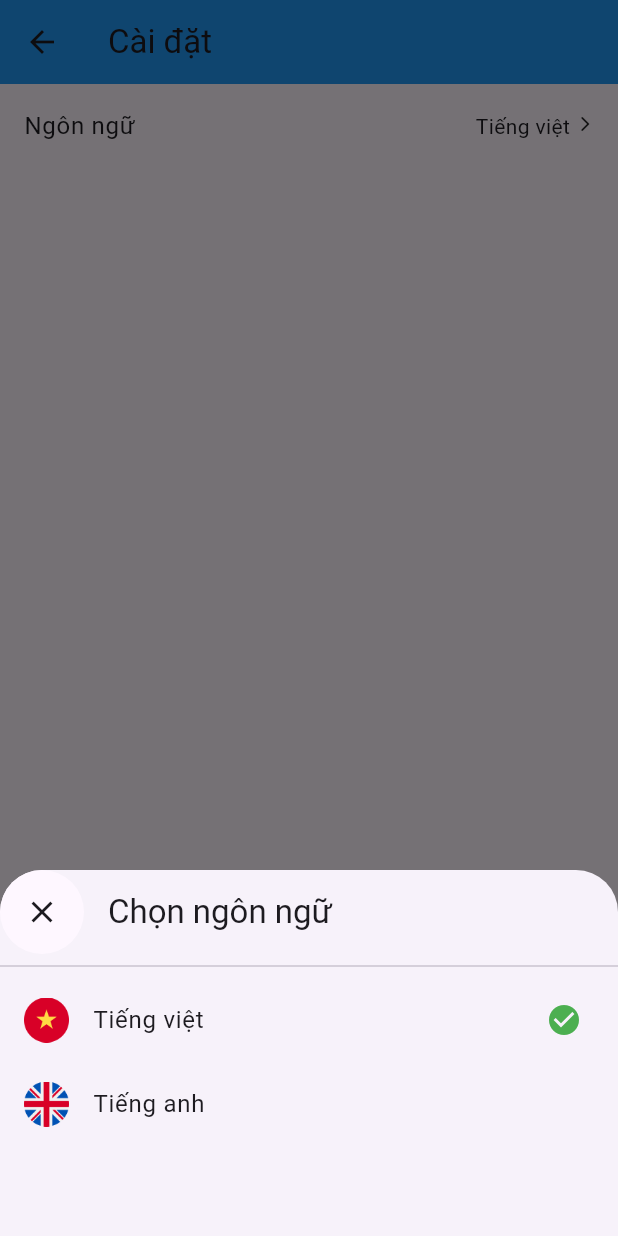
After one commit to huuduong99/flutter_sample, a Flutter app: the SettingPage screen opened by its route, after a tap on "Ngôn ngữ", on a phone screen of 412 x 824 dp. The commit adds this screen. Run offline on Flutter 3.47's test engine with Material 2 defaults, Android fonts, the phone set to English and light mode, and no system bars; our stand-ins replace auto_route, cached_network_image, custom_navigation_bar, firebase_core, firebase_messaging, flutter_bloc and 10 more; accounts and stored records are empty; generated files the repository leaves out were written again.

Commit message:
Switch language setting

```diff
--- a/lib/app_router/app_router.dart
+++ b/lib/app_router/app_router.dart
@@ -8,6 +8,7 @@ import 'package:flutter_sample/features/home/home_page.dart';
 import 'package:flutter_sample/features/media_detail/media_detail_page.dart';
 import 'package:flutter_sample/features/news_feed/news_feed_page.dart';
 import 'package:flutter_sample/features/profile/profile_page.dart';
+import 'package:flutter_sample/features/settings/settings_page.dart';
 
 import '../features/login/login_page.dart';
 
@@ -51,6 +52,10 @@ part 'app_router.gr.dart';
       path: Routes.booking,
       page: BookingPage,
     ),
+    AutoRoute(
+      path: Routes.settings,
+      page: SettingPage,
+    ),
     RedirectRoute(path: '*', redirectTo: Routes.home),
   ],
 )
--- a/lib/app_router/routes.dart
+++ b/lib/app_router/routes.dart
@@ -7,4 +7,5 @@ class Routes {
   static const String profile = "home/profile";
   static const String mediaDetail = "/mediaDetail";
   static const String booking = "/booking";
+  static const String settings = "/settings";
 }
--- /dev/null
+++ b/lib/common/helpers/locale_extension.dart
@@ -0,0 +1,39 @@
+import 'package:flutter/material.dart';
+
+import '../../generated/assets.gen.dart';
+import '../../generated/l10n.dart';
+
+extension LocaleStringExtension on String {
+  String get localeName {
+    switch (this) {
+      case 'en':
+        return S.current.en;
+      case 'vi':
+        return S.current.vi;
+      default:
+        return S.current.vi;
+    }
+  }
+
+  Widget get localeIcon {
+    switch (this) {
+      case 'en':
+        return Assets.icons.ukIcon.image(height: 30, width: 30);
+      case 'vi':
+        return Assets.icons.viIcon.image(height: 30, width: 30);
+      default:
+        return Assets.icons.viIcon.image(height: 30, width: 30);
+    }
+  }
+
+  Color get localeColor {
+    switch (this) {
+      case 'en':
+        return Colors.redAccent;
+      case 'vi':
+        return Colors.blue;
+      default:
+        return Colors.blue;
+    }
+  }
+}
--- a/lib/features/application/bloc/application_state.dart
+++ b/lib/features/application/bloc/application_state.dart
@@ -6,7 +6,7 @@ class ApplicationState with _$ApplicationState {
   const factory ApplicationState({
     @Default(ApplicationStatus.initial) ApplicationStatus status,
     @Default(false) isAuthenticated,
-    @Default(Locale('vi')) Locale locale,
+    @Default('vi') String locale,
     ApplicationHandle? applicationHandle,
   }) = _ApplicationState;
 }
--- /dev/null
+++ b/lib/features/settings/settings_page.dart
@@ -0,0 +1,208 @@
+import 'package:auto_route/auto_route.dart';
+import 'package:flutter/material.dart';
+import 'package:flutter_bloc/flutter_bloc.dart';
+import 'package:flutter_sample/common/helpers/locale_extension.dart';
+import 'package:flutter_sample/features/application/bloc/application_bloc.dart';
+
+import '../../common/constant/spacer.dart';
+import '../../generated/l10n.dart';
+import '../../models/setting.dart';
+
+class SettingPage extends StatefulWidget {
+  const SettingPage({Key? key}) : super(key: key);
+
+  @override
+  State<SettingPage> createState() => _SettingPageState();
+}
+
+class _SettingPageState extends State<SettingPage> {
+  @override
+  void initState() {
+    super.initState();
+  }
+
+  @override
+  Widget build(BuildContext context) {
+    return const Scaffold(
+      appBar: _AppBar(),
+      body: _Body(),
+    );
+  }
+}
+
+class _AppBar extends StatelessWidget implements PreferredSizeWidget {
+  const _AppBar({Key? key}) : super(key: key);
+
+  @override
+  Widget build(BuildContext context) {
+    return AppBar(
+      title: Text(S.of(context).settings),
+      backgroundColor: Theme.of(context).primaryColor,
+      elevation: 0,
+    );
+  }
+
+  @override
+  Size get preferredSize => const Size.fromHeight(kToolbarHeight);
+}
+
+class _Body extends StatelessWidget {
+  const _Body({Key? key}) : super(key: key);
+
+  @override
+  Widget build(BuildContext context) {
+    return _SettingsItem(
+      settings: Settings(
+        title: S.of(context).language,
+        content: Localizations.localeOf(context).languageCode.localeName,
+        onPressed: () {
+          final List<Locale> locales = S.delegate.supportedLocales.toList();
+          locales.sort((a, b) => b.languageCode.compareTo(a.languageCode));
+          showModalBottomSheet<void>(
+            context: context,
+            builder: (BuildContext context) {
+              return _buildLanguageSelectBottomSheet(context, locales);
+            },
+          );
+        },
+      ),
+    );
+  }
+
+  ///Ui choose languages
+  Widget _buildLanguageSelectBottomSheet(
+      BuildContext context, List<Locale> locales) {
+    return SingleChildScrollView(
+      child: Padding(
+        padding: const EdgeInsets.only(bottom: 60, top: 0),
+        child: Container(
+          color: Colors.transparent,
+          child: Column(
+            children: <Widget>[
+              const _AppBarBottomSheet(),
+              const Divider(),
+              ...locales
+                  .map((locale) => _LocalItem(
+                        locale: locale,
+                      ))
+                  .toList()
+            ],
+          ),
+        ),
+      ),
+    );
+  }
+}
+
+class _AppBarBottomSheet extends StatelessWidget {
+  const _AppBarBottomSheet({Key? key}) : super(key: key);
+
+  @override
+  Widget build(BuildContext context) {
+    return AppBar(
+      backgroundColor: Colors.transparent,
+      leading: ClipOval(
+        child: Material(
+          child: IconButton(
+            icon: const Icon(Icons.close),
+            onPressed: () {
+              context.router.pop();
+            },
+          ),
+        ),
+      ),
+      title: Text(S.of(context).chooseLanguage),
+      shape: const RoundedRectangleBorder(
+        borderRadius: BorderRadius.vertical(
+          bottom: Radius.circular(30),
+        ),
+      ),
+    );
+  }
+}
+
+class _LocalItem extends StatelessWidget {
+  const _LocalItem({
+    Key? key,
+    required this.locale,
+  }) : super(key: key);
+
+  final Locale locale;
+
+  @override
+  Widget build(BuildContext context) {
+    return BlocBuilder<ApplicationBloc, ApplicationState>(
+      buildWhen: (previous, current) => previous.locale != current.locale,
+      builder: (context, state) {
+        return Ink(
+          child: ListTile(
+            onTap: () async {
+              context.read<ApplicationBloc>().add(
+                    ApplicationEvent.localeChanged(locale: locale.languageCode),
+                  );
+              context.router.pop();
+            },
+            leading: locale.languageCode.localeIcon,
+            trailing: Localizations.localeOf(context).languageCode ==
+                    locale.languageCode
+                ? const Icon(
+                    Icons.check_circle,
+                    color: Colors.green,
+                  )
+                : null,
+            title: Text(
+              locale.languageCode.localeName,
+              style: Theme.of(context).textTheme.bodyText1,
+            ),
+          ),
+        );
+      },
+    );
+  }
+}
+
+class _SettingsItem extends StatelessWidget {
+  const _SettingsItem({Key? key, required this.settings}) : super(key: key);
+
+  final Settings settings;
+
+  @override
+  Widget build(BuildContext context) {
+    return SizedBox(
+      height: 56,
+      child: Ink(
+        child: InkWell(
+          onTap: settings.onPressed,
+          child: Padding(
+            padding: const EdgeInsets.only(left: 16, right: 16),
+            child: Row(
+              mainAxisAlignment: MainAxisAlignment.spaceBetween,
+              children: [
+                Text(settings.title,
+                    style: Theme.of(context).textTheme.bodyText1),
+                buildNavigateButton(settings.content, context)
+              ],
+            ),
+          ),
+        ),
+      ),
+    );
+  }
+
+  Widget buildNavigateButton(String message, BuildContext context) {
+    return Row(
+      crossAxisAlignment: CrossAxisAlignment.baseline,
+      textBaseline: TextBaseline.ideographic,
+      children: [
+        Text(
+          settings.content,
+        ),
+        horizontalSpace4,
+        const Icon(
+          Icons.arrow_forward_ios_rounded,
+          size: 12,
+        )
+      ],
+    );
+  }
+}
--- a/lib/l10n/intl_vi.arb
+++ b/lib/l10n/intl_vi.arb
@@ -8,5 +8,14 @@
   "logout": "Đăng xuất",
   "language": "Ngôn ngữ",
   "en": "Tiếng anh",
-  "vi": "Tiếng việt"
+  "vi": "Tiếng việt",
+  "chooseLanguage": "Chọn ngôn ngữ",
+  "settings": "Cài đặt",
+  "memberVipOf": "Thành viên VIP của",
+  "userInfo": "Thông tin",
+  "userInfoDescription": "Email, SĐT, địa chỉ...",
+  "settingsDescription": "Ngôn ngữ , thông báo ...",
+  "emailInvalid": "Email không hợp lệ",
+  "pleaseEnterPassword": "Vui lòng nhập mật khẩu",
+  "invalidData": "Bạn chưa nhập đầy đủ dữ liệu"
 }
--- /dev/null
+++ b/lib/models/setting.dart
@@ -0,0 +1,7 @@
+class Settings {
+  Settings({required this.title, required this.content, this.onPressed});
+
+  late String title;
+  late String content;
+  void Function()? onPressed;
+}
--- a/lib/my_app.dart
+++ b/lib/my_app.dart
@@ -56,7 +56,7 @@ class _MyAppState extends State<MyApp> {
         builder: (context, state) {
           return MaterialApp.router(
             title: 'Flutter Demo',
-            locale: state.locale,
+            locale: Locale(state.locale),
             localizationsDelegates: const [
               S.delegate,
               GlobalMaterialLocalizations.delegate,
@@ -64,8 +64,7 @@ class _MyAppState extends State<MyApp> {
               GlobalCupertinoLocalizations.delegate,
             ],
             supportedLocales: S.delegate.supportedLocales,
-            theme: ThemeData(
-                useMaterial3: true, primaryColor: Colors.blue),
+            theme: ThemeData(useMaterial3: true, primaryColor: Colors.blue),
             routerDelegate: AutoRouterDelegate(
               _appRouter,
               // this should always return new instances
--- a/lib/services/config_service/config_service_impl.dart
+++ b/lib/services/config_service/config_service_impl.dart
@@ -29,7 +29,6 @@ class ConfigServiceImpl implements ConfigService {
   @override
   Future<void> clear() async {
     await _box.put('accessToken', '');
-    await _box.put('locale', '');
   }
 
   @override
--- a/lib/widgets/app_button.dart
+++ b/lib/widgets/app_button.dart
@@ -1,4 +1,3 @@
-import 'package:flutter/cupertino.dart';
 import 'package:flutter/material.dart';
 
 /// Một Button tiện dụng với các thuộc tính tùy chỉnh theo ý thích
```
Also changed, not shown: lib/common/logging/logging_wrapper.dart (+81 -12 lines), lib/features/application/bloc/application_bloc.dart (+28 -10 lines), lib/features/booking/booking_page.dart (+0 -46 lines), lib/features/login/bloc/login_bloc.dart (+9 -6 lines), lib/features/login/login_page.dart (+6 -6 lines), lib/features/profile/profile_page.dart (+13 -25 lines), lib/l10n/intl_en.arb (+10 -1 lines), lib/app_router/app_router.gr.dart.
